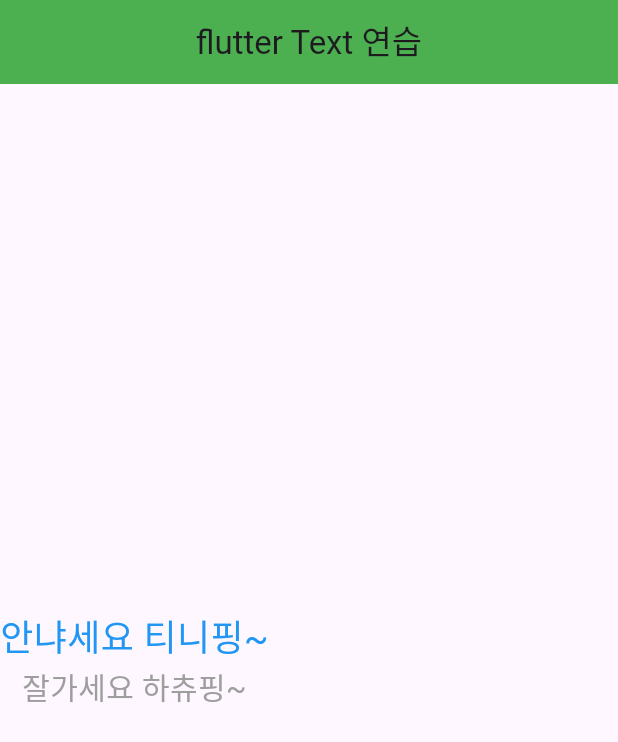
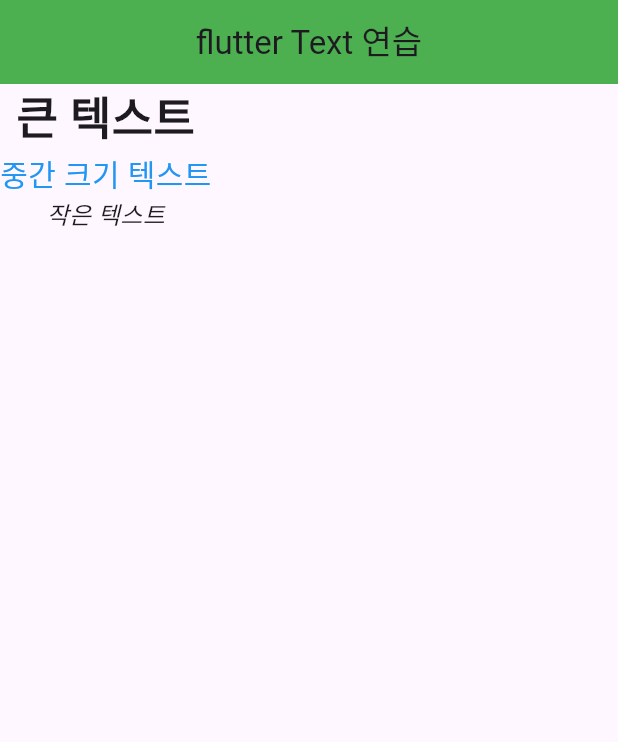
Before and after one commit to soongu/flutter-basic202501, a Flutter app: the screen it shows after launch, on a phone screen of 412 x 824 dp. Shown: the top 742 px of the screen. Run offline on Flutter 3.47's test engine with Material 3 defaults, Android fonts, the phone set to English and light mode, and no system bars.

Commit message:
- chap 2-2 :  #4 여러 텍스트와 스타일 적용

```diff
--- a/lib/main.dart
+++ b/lib/main.dart
@@ -17,15 +17,20 @@ class MyApp extends StatelessWidget {
         backgroundColor: Colors.green,
       ),
       body: Column(
-        mainAxisAlignment: MainAxisAlignment.center,
+        mainAxisAlignment: MainAxisAlignment.start,
+        crossAxisAlignment: CrossAxisAlignment.center, // 왼쪽 정렬
         children: [
           Text(
-            '안냐세요 티니핑~',
-            style: TextStyle(fontSize: 24, color: Colors.blue),
+            '큰 텍스트',
+            style: TextStyle(fontSize: 30, fontWeight: FontWeight.bold),
           ),
           Text(
-            '잘가세요 하츄핑~',
-            style: TextStyle(fontSize: 20, color: Colors.grey),
+            '중간 크기 텍스트',
+            style: TextStyle(fontSize: 20, color: Colors.blue),
+          ),
+          Text(
+            '작은 텍스트',
+            style: TextStyle(fontSize: 16, fontStyle: FontStyle.italic),
           ),
         ],
       ),
```
